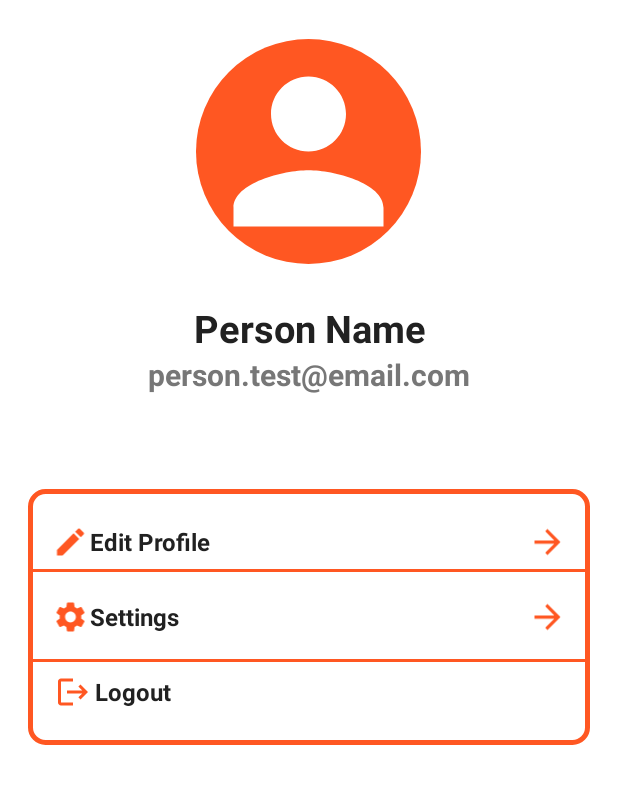
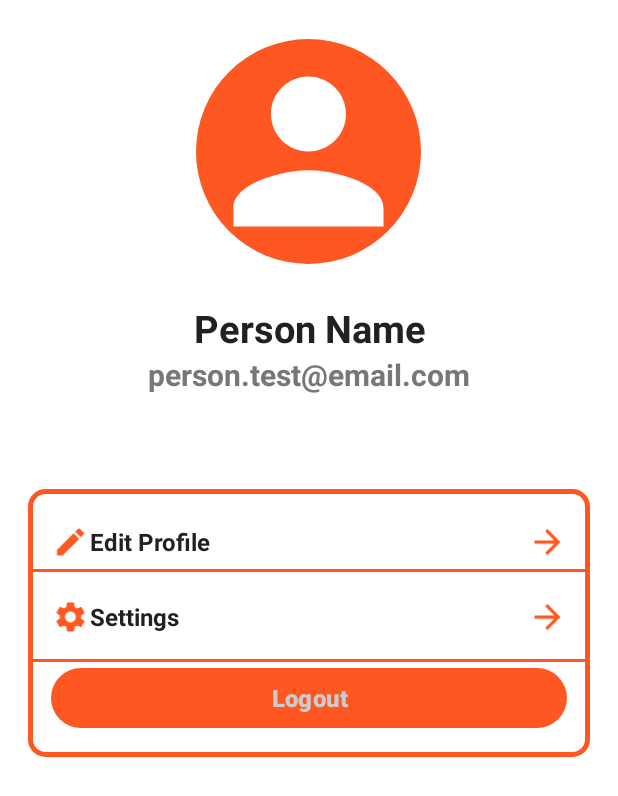
Before and after one commit to sulamoha202/InventoryManagment, an Android app: the layout fragment_profile.xml on its own in the app's theme, with its tools: preview values and no code run, on a phone screen of 412 x 824 dp. Shown: the top 796 px of the screen. Run offline under Robolectric (Android 15) with nearby library versions, the phone set to English and light mode, and no system bars.

Commit message:
update 0.1.1

```diff
--- a/app/src/main/AndroidManifest.xml
+++ b/app/src/main/AndroidManifest.xml
@@ -18,7 +18,6 @@
         android:theme="@style/Base.Theme.RetailStock"
         tools:targetApi="31">
         <activity android:name=".activity.LoginActivity" android:exported="true" />
-        <activity android:name=".activity.MovimentsActivity" android:exported="true"/>
         <activity android:name=".activity.BaseActivity" android:exported="true">
             <intent-filter>
                 <action android:name="android.intent.action.MAIN" />
--- a/app/src/main/java/com/mtsd/activity/BaseActivity.java
+++ b/app/src/main/java/com/mtsd/activity/BaseActivity.java
@@ -11,6 +11,7 @@ import androidx.fragment.app.FragmentTransaction;
 
 import com.google.android.material.bottomnavigation.BottomNavigationView;
 import com.mtsd.R;
+import com.mtsd.fragment.MovementsFragment;
 import com.mtsd.fragment.ProductListFragment;
 import com.mtsd.fragment.HomeFragment;
 import com.mtsd.fragment.ProfileFragment;
@@ -49,8 +50,11 @@ public class BaseActivity extends AppCompatActivity {
             case R.id.nav_home:
                 selectedFragment = new HomeFragment();
                 break;
-            case R.id.nav_settings:
+            case R.id.nav_profile:
                 selectedFragment = new ProfileFragment();
+                break;
+            case R.id.nav_movements:
+                selectedFragment = new MovementsFragment();
                 break;
             case R.id.nav_products:
                 selectedFragment = new ProductListFragment();
--- a/app/src/main/res/layout/fragment_home.xml
+++ b/app/src/main/res/layout/fragment_home.xml
@@ -10,10 +10,4 @@
         android:text="Welcome to the Home Fragment"
         android:textSize="20sp"
         android:gravity="center" />
-
-    <Button
-        android:id="@+id/vMvmntBtn"
-        android:layout_width="wrap_content"
-        android:layout_height="wrap_content"
-        android:text="View Movements"/>
 </LinearLayout>
--- a/app/src/main/res/layout/fragment_profile.xml
+++ b/app/src/main/res/layout/fragment_profile.xml
@@ -180,23 +180,16 @@
                     android:layout_gravity="center"
                     android:gravity="center"
                     android:orientation="horizontal">
-
-                    <ImageView
-                        android:layout_width="wrap_content"
+                    <Button
+                        android:id="@+id/btnLogout"
+                        android:layout_width="match_parent"
                         android:layout_height="wrap_content"
-                        android:layout_marginStart="15sp"
-                        android:layout_weight="1"
-                        app:srcCompat="@drawable/baseline_logout_24" />
-
-                    <TextView
-                        android:layout_width="324dp"
-                        android:layout_height="40sp"
-                        android:layout_weight="1"
-                        android:gravity="fill_vertical"
-                        android:inputType="text"
+                        android:layout_marginStart="15dp"
+                        android:layout_marginEnd="15dp" android:drawableStart="@drawable/baseline_logout_24"
+                        android:drawablePadding="10dp"
                         android:text="Logout"
-                        android:textAlignment="gravity"
-                        android:textSize="16sp"
+                        android:textColor="@color/primary_button_text_color"
+                        android:textAlignment="center" android:textSize="16sp"
                         android:textStyle="bold" />
 
                 </LinearLayout>
```
Also changed, not shown: app/src/main/java/com/mtsd/activity/MovimentsActivity.java (deleted, +0 -47 lines), app/src/main/java/com/mtsd/fragment/HomeFragment.java (+0 -9 lines), app/src/main/java/com/mtsd/fragment/ProfileFragment.java (+2 -5 lines), app/src/main/java/com/mtsd/util/DatabaseHelper.java (+58 -2 lines), app/src/main/res/menu/bottom_navigation.xml (+6 -1 lines), app/src/main/res/layout/fragment_movements.xml (renamed from app/src/main/res/layout/activity_movimientos.xml), 1 other file.
